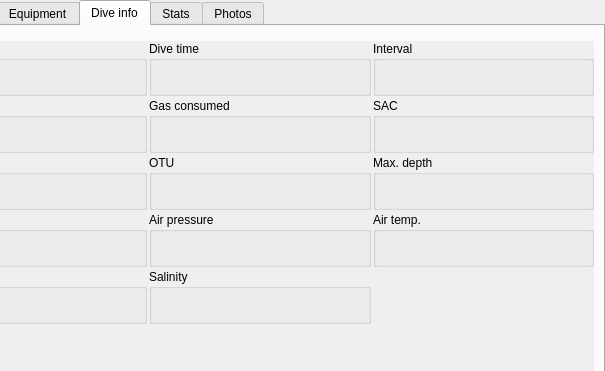
The window that qt-ui/maintab.ui (subsurface/subsurface) describes before a commit, drawn with Qt 5; both pictures show x 85 to 690 and y 0 to 371 of the 690 by 720 pixel window.
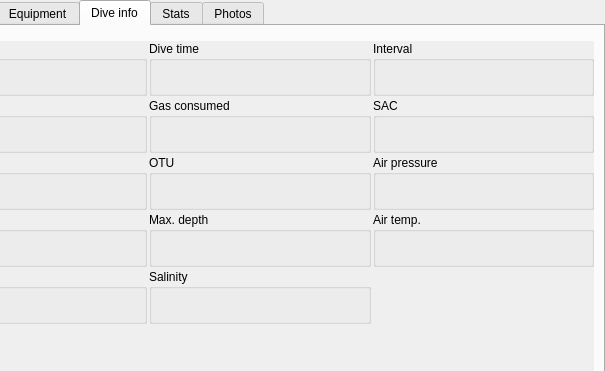
The same window after the commit. The open tabs and pages were chosen to show the change. Custom widgets are drawn as their Qt base class.

Commit message:
Slight change to info tab layout
This keeps max depth and average depth next to each other and instead
moves air pressure up one row.

```diff
--- a/qt-ui/maintab.ui
+++ b/qt-ui/maintab.ui
@@ -569,7 +569,7 @@
           </layout>
          </widget>
         </item>
-        <item row="2" column="2">
+        <item row="3" column="1">
          <widget class="QGroupBox" name="groupBox_6">
           <property name="title">
            <string>Max. depth</string>
@@ -607,7 +607,7 @@
           </layout>
          </widget>
         </item>
-        <item row="3" column="1">
+        <item row="2" column="2">
          <widget class="QGroupBox" name="groupBox_10">
           <property name="title">
            <string>Air pressure</string>
```
